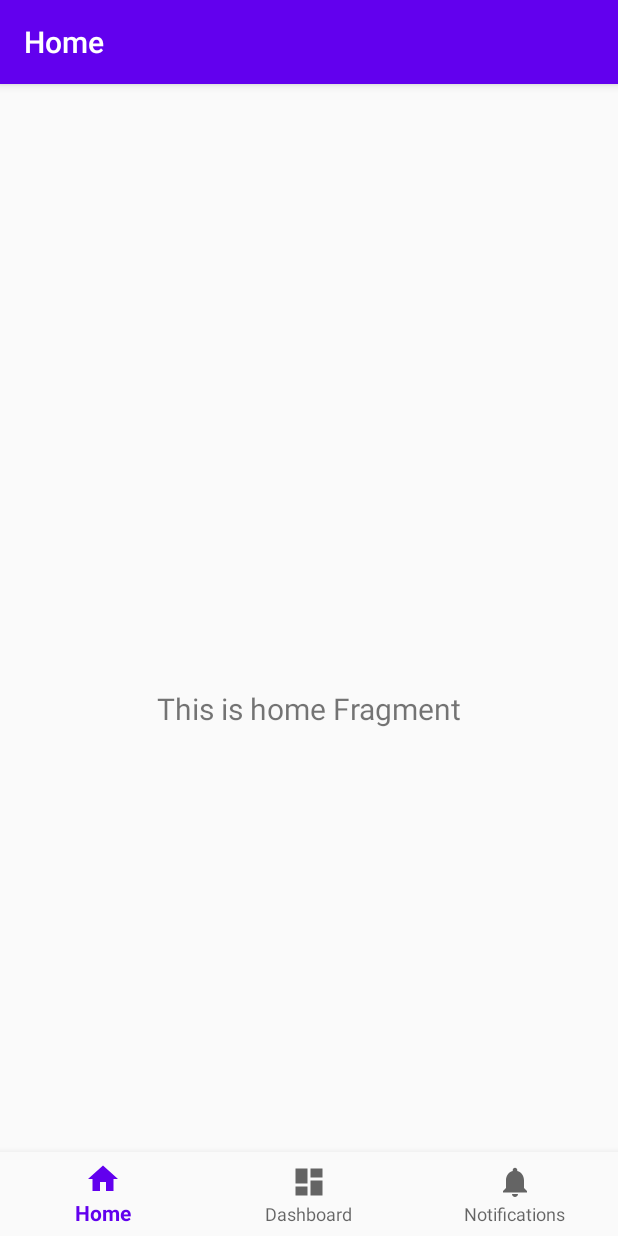
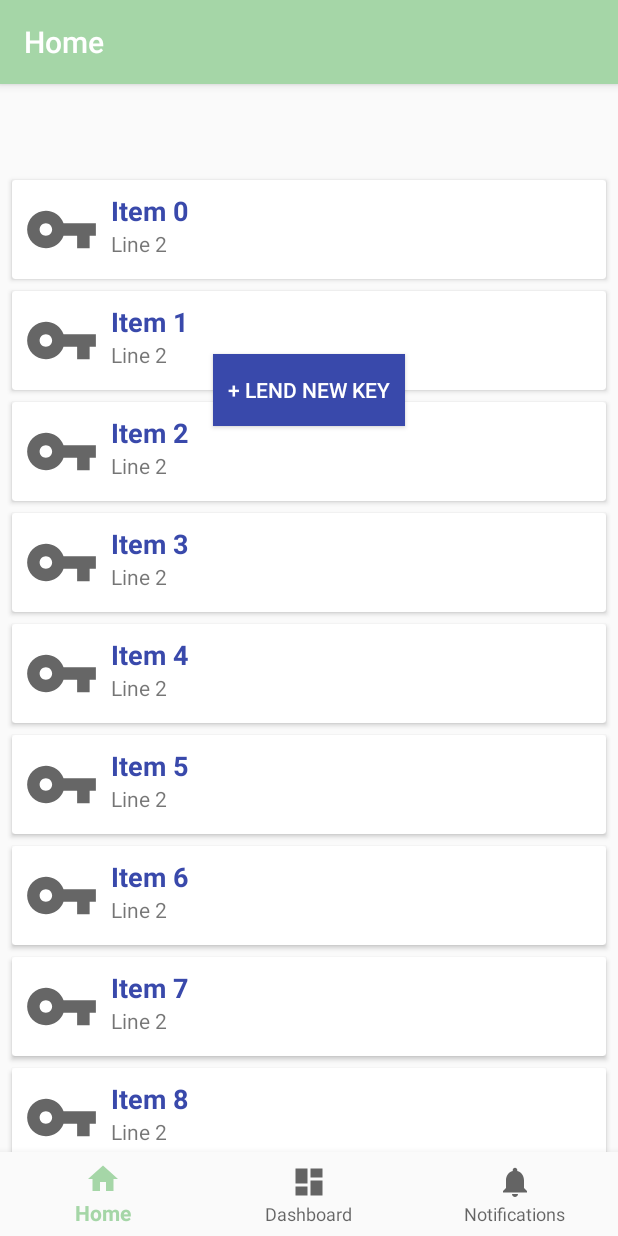
Before and after one commit to Kitzing/TemporaryDigitalKeys, an Android app: the screen it shows after launch (bottomNav), on a phone screen of 412 x 824 dp. Run offline under Robolectric (Android 15) with nearby library versions, the phone set to English and light mode, and no system bars; our stand-ins replace navigation-ui.

Commit message:
Added Lend keys list

```diff
--- a/app/build.gradle
+++ b/app/build.gradle
@@ -50,6 +50,8 @@ dependencies {
     implementation "androidx.navigation:navigation-fragment-ktx:$navigationVersion"
     implementation "androidx.navigation:navigation-ui-ktx:$navigationVersion"
     implementation "androidx.room:room-runtime:$room_version"
+    implementation "androidx.recyclerview:recyclerview:1.1.0"
+    implementation "androidx.cardview:cardview:1.0.0"
 
 
 }
--- /dev/null
+++ b/app/src/main/java/com/example/mobilecomputingproject/ui/lend/LendAdapter.kt
@@ -0,0 +1,44 @@
+package com.example.mobilecomputingproject.ui.lend
+
+import android.view.LayoutInflater
+import android.view.View
+import android.view.ViewGroup
+import android.widget.ImageView
+import android.widget.TextView
+import androidx.recyclerview.widget.RecyclerView
+import com.example.mobilecomputingproject.R
+import kotlinx.android.synthetic.main.lend_list_item.view.*
+
+class LendAdapter (private val lendList: List<LendListItem> ): RecyclerView.Adapter<LendAdapter.LendViewHolder>() {
+
+
+
+    class LendViewHolder (itemView : View) : RecyclerView.ViewHolder (itemView) {
+        val imageView: ImageView = itemView.lend_image_view
+        val textView1: TextView = itemView.lend_text_view_1
+        val textView2: TextView = itemView.lend_text_view_2
+
+    }
+
+    override fun onCreateViewHolder(parent: ViewGroup, viewType: Int): LendViewHolder {
+        val itemView = LayoutInflater.from(parent.context).inflate(R.layout.lend_list_item,
+        parent, false)
+
+        return LendViewHolder(itemView)
+    }
+
+    override fun onBindViewHolder(holder: LendViewHolder, position: Int) {
+        val currentItem = lendList[position]
+
+        holder.imageView.setImageResource(currentItem.imageResource)
+        holder.textView1.text = currentItem.text1
+        holder.textView2.text = currentItem.text2
+    }
+
+    override fun getItemCount() = lendList.size
+
+
+}
+
+data class LendListItem (val imageResource: Int, val text1: String, val text2: String) {
+}
--- a/app/src/main/java/com/example/mobilecomputingproject/ui/lend/LendFragment.kt
+++ b/app/src/main/java/com/example/mobilecomputingproject/ui/lend/LendFragment.kt
@@ -4,28 +4,40 @@ import android.os.Bundle
 import android.view.LayoutInflater
 import android.view.View
 import android.view.ViewGroup
-import android.widget.TextView
 import androidx.fragment.app.Fragment
-import androidx.lifecycle.Observer
 import androidx.lifecycle.ViewModelProviders
+import androidx.recyclerview.widget.LinearLayoutManager
 import com.example.mobilecomputingproject.R
+import kotlinx.android.synthetic.main.fragment_lend.view.*
 
 class LendFragment : Fragment() {
 
-    private lateinit var homeViewModel: LendViewModel
+    private lateinit var lendViewModel: LendViewModel
+
 
     override fun onCreateView(
         inflater: LayoutInflater,
         container: ViewGroup?,
         savedInstanceState: Bundle?
     ): View? {
-        homeViewModel =
+        lendViewModel =
             ViewModelProviders.of(this).get(LendViewModel::class.java)
         val root = inflater.inflate(R.layout.fragment_lend, container, false)
-        val textView: TextView = root.findViewById(R.id.text_home)
-        homeViewModel.text.observe(viewLifecycleOwner, Observer {
-            textView.text = it
-        })
-        return root
+        //   val textView: TextView = root.findViewById(R.id.text_lend)
+        //lendViewModel.text.observe(viewLifecycleOwner, Observer {
+        //    textView.text = it
+       // })
+
+
+        root.lend_list.adapter = LendAdapter(LendViewModel().exampleList)
+        root.lend_list.layoutManager = LinearLayoutManager(this.context)
+        root.lend_list.setHasFixedSize(true)
+
+
+
+
+            return root
+        }
+
+
     }
-}
--- a/app/src/main/java/com/example/mobilecomputingproject/ui/lend/LendViewModel.kt
+++ b/app/src/main/java/com/example/mobilecomputingproject/ui/lend/LendViewModel.kt
@@ -1,13 +1,34 @@
 package com.example.mobilecomputingproject.ui.lend
 
-import androidx.lifecycle.LiveData
+import android.util.Log
 import androidx.lifecycle.MutableLiveData
 import androidx.lifecycle.ViewModel
+import com.example.mobilecomputingproject.R
 
 class LendViewModel : ViewModel() {
 
     private val _text = MutableLiveData<String>().apply {
         value = "This is home Fragment"
     }
-    val text: LiveData<String> = _text
+   // val text: LiveData<String> = _text
+
+   // val keyList: List<String> = listOf<String>("Abu","Praveen","Sathya","Yogesh","Ram")
+
+    val exampleList = generateDummyList(20)
+
+
+private fun generateDummyList(size: Int): List<LendListItem> {
+    val list = ArrayList<LendListItem>()
+    for (i in 0 until size) {
+        val drawable = when (i % 3) {
+            0 -> R.drawable.ic_key
+            1 -> R.drawable.ic_key
+            else -> R.drawable.ic_key
+        }
+        val item = LendListItem(drawable, "Item $i", "Line 2")
+        list += item
+    }
+    Log.d("Test", "List created")
+    return list
 }
+}
--- /dev/null
+++ b/app/src/main/res/drawable/ic_key.xml
@@ -0,0 +1,10 @@
+<vector xmlns:android="http://schemas.android.com/apk/res/android"
+    android:width="24dp"
+    android:height="24dp"
+    android:viewportWidth="24"
+    android:viewportHeight="24"
+    android:tint="?attr/colorControlNormal">
+  <path
+      android:fillColor="@android:color/white"
+      android:pathData="M12.65,10C11.83,7.67 9.61,6 7,6c-3.31,0 -6,2.69 -6,6s2.69,6 6,6c2.61,0 4.83,-1.67 5.65,-4H17v4h4v-4h2v-4H12.65zM7,14c-1.1,0 -2,-0.9 -2,-2s0.9,-2 2,-2 2,0.9 2,2 -0.9,2 -2,2z"/>
+</vector>
--- a/app/src/main/res/layout/fragment_lend.xml
+++ b/app/src/main/res/layout/fragment_lend.xml
@@ -1,22 +1,32 @@
 <?xml version="1.0" encoding="utf-8"?>
-<androidx.constraintlayout.widget.ConstraintLayout xmlns:android="http://schemas.android.com/apk/res/android"
+<RelativeLayout xmlns:android="http://schemas.android.com/apk/res/android"
     xmlns:app="http://schemas.android.com/apk/res-auto"
     xmlns:tools="http://schemas.android.com/tools"
     android:layout_width="match_parent"
     android:layout_height="match_parent"
     tools:context=".ui.lend.LendFragment">
 
-    <TextView
-        android:id="@+id/text_home"
+    <Button
+        android:id="@+id/lend_key_button"
+        style="@style/ButtonStyle"
+        android:layout_width="wrap_content"
+        android:layout_height="wrap_content"
+        android:layout_centerHorizontal="true"
+        android:layout_marginTop="124dp"
+        android:text="@string/lend_new_key"
+        app:layout_constraintTop_toTopOf="parent"
+        tools:layout_editor_absoluteX="151dp" />
+
+    <androidx.recyclerview.widget.RecyclerView
+        android:id="@+id/lend_list"
+        android:padding="4dp"
+        android:clipToPadding="false"
         android:layout_width="match_parent"
-        android:layout_height="wrap_content"
-        android:layout_marginStart="8dp"
-        android:layout_marginTop="8dp"
-        android:layout_marginEnd="8dp"
-        android:textAlignment="center"
-        android:textSize="20sp"
-        app:layout_constraintBottom_toBottomOf="parent"
+        android:layout_height="match_parent"
         app:layout_constraintEnd_toEndOf="parent"
         app:layout_constraintStart_toStartOf="parent"
-        app:layout_constraintTop_toTopOf="parent" />
-</androidx.constraintlayout.widget.ConstraintLayout>
+        app:layout_constraintTop_toBottomOf="@+id/lend_key_button"
+       />
+
+    <!--    -->
+</RelativeLayout>
--- /dev/null
+++ b/app/src/main/res/layout/lend_list_item.xml
@@ -0,0 +1,39 @@
+<?xml version="1.0" encoding="utf-8"?>
+<androidx.cardview.widget.CardView xmlns:android="http://schemas.android.com/apk/res/android"
+    android:layout_width="match_parent" android:layout_height="wrap_content"
+    android:layout_margin="4dp">
+
+    <RelativeLayout
+        android:layout_width="match_parent"
+        android:layout_height="match_parent"
+        android:padding="8dp">
+
+        <ImageView
+            android:id="@+id/lend_image_view"
+            android:layout_width="50dp"
+            android:layout_height="50dp"
+            android:layout_marginEnd="8dp"
+            android:src="@drawable/ic_key"/>
+
+        <TextView
+            android:id="@+id/lend_text_view_1"
+            android:layout_width="wrap_content"
+            android:layout_height="wrap_content"
+            android:text="Line 1"
+            android:layout_toEndOf="@+id/lend_image_view"
+            android:textColor="@color/colorAccent"
+            android:textSize="18sp"
+            android:textStyle="bold"/>
+
+        <TextView
+            android:id="@+id/lend_text_view_2"
+            android:layout_width="wrap_content"
+            android:layout_height="wrap_content"
+            android:text="Line 2"
+            android:layout_toEndOf="@+id/lend_image_view"
+            android:layout_below="@id/lend_text_view_1"/>
+
+
+    </RelativeLayout>
+
+</androidx.cardview.widget.CardView>
--- a/app/src/main/res/values/colors.xml
+++ b/app/src/main/res/values/colors.xml
@@ -1,6 +1,7 @@
 <?xml version="1.0" encoding="utf-8"?>
 <resources>
-    <color name="colorPrimary">#6200EE</color>
-    <color name="colorPrimaryDark">#3700B3</color>
-    <color name="colorAccent">#03DAC5</color>
+    <color name="colorPrimary">#A5D6A7</color>
+   <!-- <color name="colorPrimaryDark">#3700B3</color> -->
+    <color name="colorAccent">#3949AB</color>
+    <color name="textButton">#ffffff</color>
 </resources>
--- a/app/src/main/res/values/strings.xml
+++ b/app/src/main/res/values/strings.xml
@@ -6,4 +6,5 @@
     <string name="title_notifications">Notifications</string>
     <!-- TODO: Remove or change this placeholder text -->
     <string name="hello_blank_fragment">Hello blank fragment</string>
+    <string name="lend_new_key">+ Lend new key</string>
 </resources>
--- a/app/src/main/res/values/styles.xml
+++ b/app/src/main/res/values/styles.xml
@@ -3,8 +3,14 @@
     <style name="AppTheme" parent="Theme.AppCompat.Light.DarkActionBar">
         <!-- Customize your theme here. -->
         <item name="colorPrimary">@color/colorPrimary</item>
-        <item name="colorPrimaryDark">@color/colorPrimaryDark</item>
+       <!-- <item name="colorPrimaryDark">@color/colorPrimaryDark</item> -->
         <item name="colorAccent">@color/colorAccent</item>
     </style>
 
+    <style name="ButtonStyle">
+        <item name="android:background">@color/colorAccent</item>
+        <item name="android:textColor">@color/textButton</item>
+        <item name="android:padding">10dp</item>
+    </style>
+
 </resources>
```
